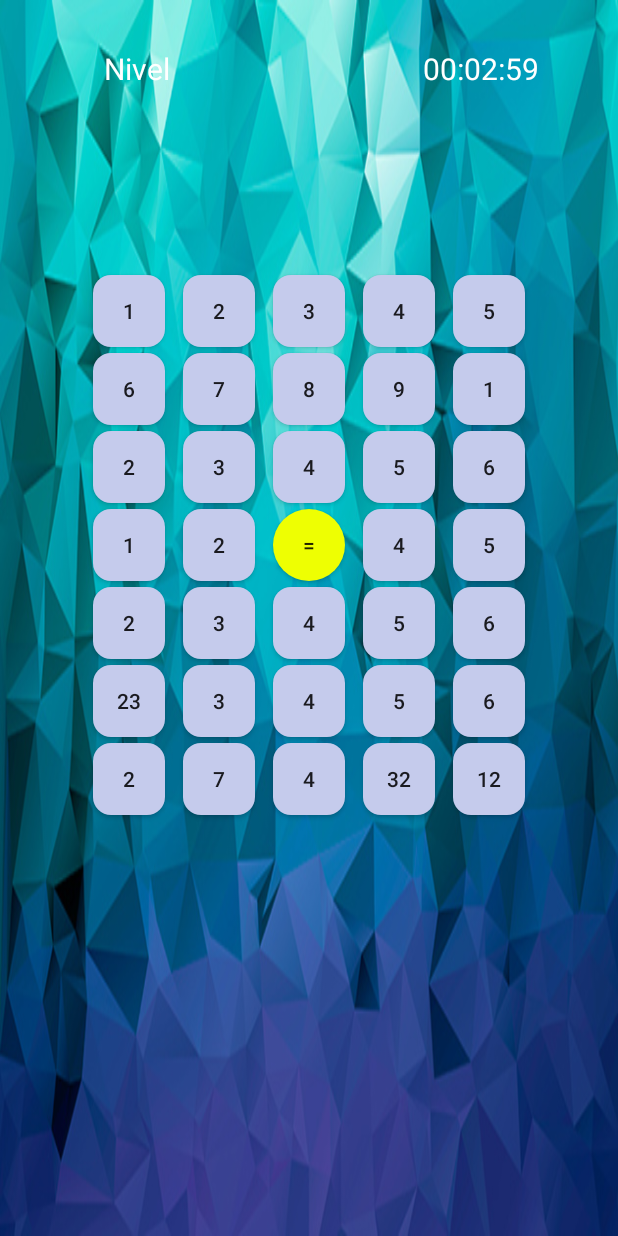
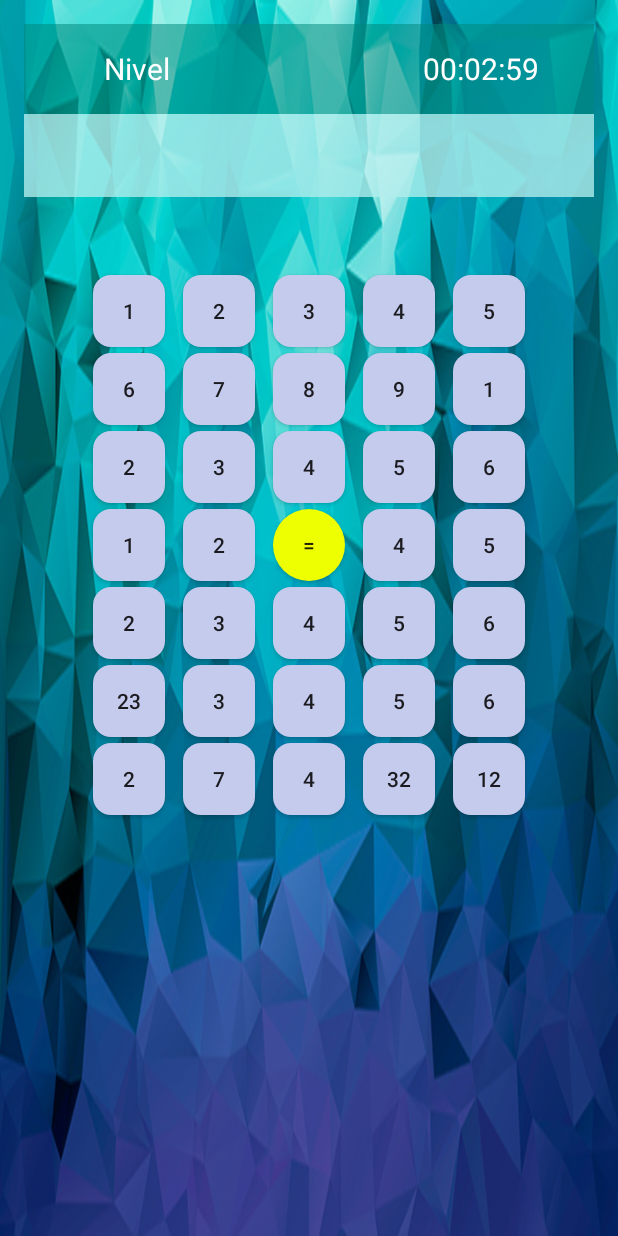
Before and after one commit to arielmmonestel/AGILE, an Android app: the game screen opened directly, with no data from a screen before it, on a phone screen of 412 x 824 dp. Run offline under Robolectric (Android 15) with nearby library versions, the light colour scheme and no system bars.

Commit message:
pequeños cambios activity_game

```diff
--- a/app/src/main/res/layout/activity_game.xml
+++ b/app/src/main/res/layout/activity_game.xml
@@ -17,7 +17,8 @@
         android:layout_alignParentTop="true"
         android:layout_alignParentStart="true"
         android:layout_alignParentEnd="true"
-        android:id="@+id/relativeLayout">
+        android:id="@+id/relativeLayout"
+        android:background="#8500897b">
 
         <TextView
             android:layout_width="150dp"
@@ -53,7 +54,8 @@
         android:layout_alignParentStart="true"
         android:textSize="30dp"
         android:gravity="center"
-        android:textColor="#ffffff" />
+        android:textColor="#ffffff"
+        android:background="#cab3eeed" />
 
     <RelativeLayout
         android:layout_width="wrap_content"
```
